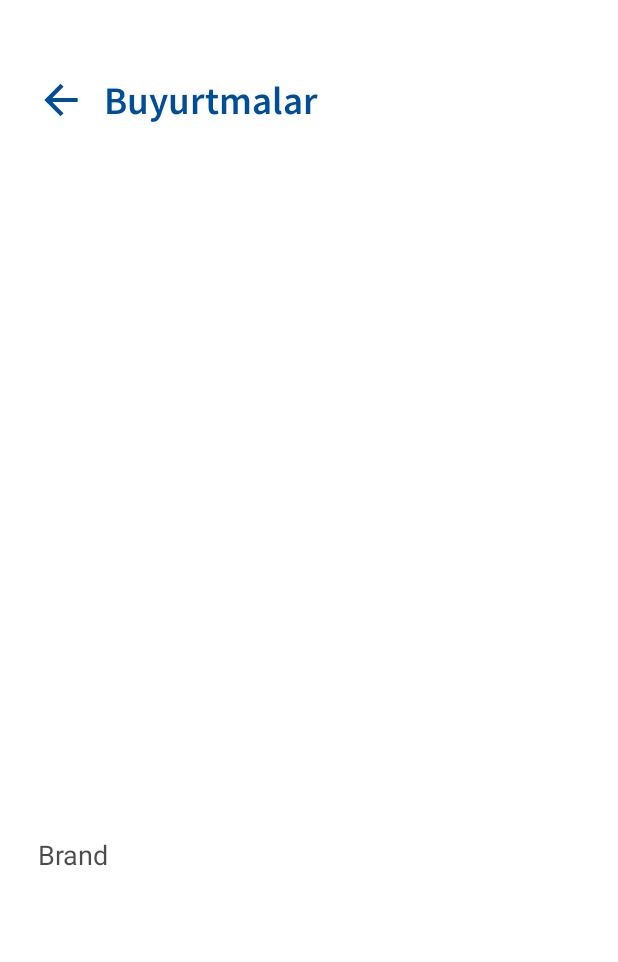
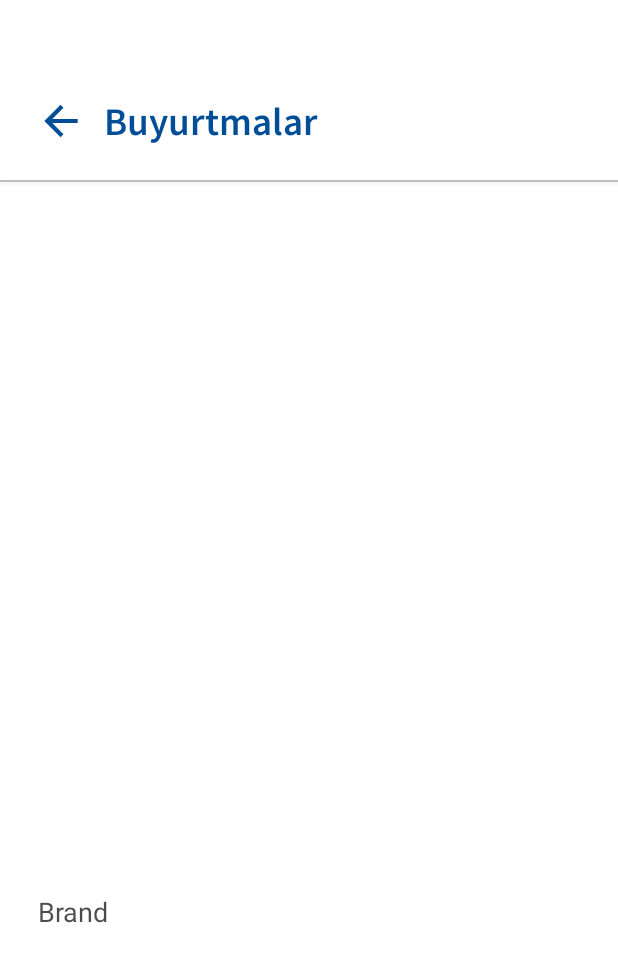
Before and after one commit to sarvarmasharipov72/BunyodOptomDriver, an Android app: the fragment BuyurtmalarFragment shown on its own in the app's theme, on a phone screen of 412 x 824 dp. Shown: the top 962 px of the screen. Run offline under Robolectric (Android 15) with nearby library versions, the phone set to English and light mode, and no system bars.

Commit message:
add toolbar

```diff
--- a/app/src/main/res/layout/fragment_buyurtmalar.xml
+++ b/app/src/main/res/layout/fragment_buyurtmalar.xml
@@ -5,27 +5,45 @@
     android:layout_width="match_parent"
     android:layout_height="match_parent"
     tools:context=".ui.buyurtmalar.BuyurtmalarFragment">
+   <LinearLayout
+       android:layout_width="match_parent"
+       android:layout_height="match_parent"
+       android:orientation="vertical">
+
+
+       <androidx.appcompat.widget.Toolbar
+           android:id="@+id/toolbar"
+           android:layout_width="match_parent"
+           android:layout_height="120dp"
+           android:background="@color/white"
+           android:elevation="3dp">
 
            <ImageButton
                android:id="@+id/imageButtonBuyurtma"
                android:layout_width="wrap_content"
                android:layout_height="wrap_content"
-        app:layout_constraintTop_toTopOf="parent"
+               android:layout_marginStart="24dp"
+               android:layout_marginTop="64dp"
+               android:background="@color/white"
+               android:src="@drawable/ic_buyurtma"
                app:layout_constraintStart_toStartOf="parent"
-        android:src="@drawable/ic_buyurtma"
-        android:background="@color/white"
-        android:layout_marginTop="50dp"
-        android:layout_marginStart="24dp"
-        />
+               app:layout_constraintTop_toTopOf="parent" />
+
            <TextView
+               style="@style/title_text"
                android:layout_width="wrap_content"
                android:layout_height="wrap_content"
-        app:layout_constraintTop_toTopOf="@id/imageButtonBuyurtma"
-        app:layout_constraintBottom_toBottomOf="@id/imageButtonBuyurtma"
-        app:layout_constraintStart_toEndOf="@id/imageButtonBuyurtma"
                android:layout_marginStart="12dp"
-        android:text="Buyurtmalar"
-        style="@style/title_text"/>
+               android:layout_marginTop="64dp"
+               android:text="@string/buyurtmalar" />
+
+       </androidx.appcompat.widget.Toolbar>
+
+       <View
+           android:layout_width="match_parent"
+           android:layout_height="1dp"
+           android:background="@color/lightGrey" />
+
        <ImageView
            android:id="@+id/imageBuyurtma"
            android:layout_width="match_parent"
@@ -80,4 +98,7 @@
            app:layout_constraintStart_toStartOf="parent"
            android:layout_marginTop="5dp"
            android:layout_marginStart="24dp"/>
+
+   </LinearLayout>
+
 </androidx.constraintlayout.widget.ConstraintLayout>
--- a/app/src/main/res/values/colors.xml
+++ b/app/src/main/res/values/colors.xml
@@ -9,5 +9,7 @@
     <color name="white">#FFFFFFFF</color>
     <color name="transparent">#00ECEBEB</color>
     <color name="span_blue">#0081FE</color>
+    <color name="colorPrimary">#0081FE</color>>
+    <color name="lightGrey">#CFCFCF</color>
 
 </resources>
--- a/app/src/main/res/values/strings.xml
+++ b/app/src/main/res/values/strings.xml
@@ -12,4 +12,5 @@
     <!-- TODO: Remove or change this placeholder text -->
     <string name="hello_blank_fragment">Hello blank fragment</string>
     <string name="kirish">Kirish</string>
+    <string name="buyurtmalar">Buyurtmalar</string>
 </resources>
--- a/build.gradle
+++ b/build.gradle
@@ -6,7 +6,7 @@ buildscript {
         maven { url 'https://jitpack.io' }
     }
     dependencies {
-        classpath "com.android.tools.build:gradle:7.0.3"
+        classpath 'com.android.tools.build:gradle:4.2.2'
         classpath "org.jetbrains.kotlin:kotlin-gradle-plugin:1.6.0"
         classpath "androidx.navigation:navigation-safe-args-gradle-plugin:2.4.0"
         // NOTE: Do not place your application dependencies here; they belong
```
Also changed, not shown: app/src/main/res/drawable/ic_frame.xml (added, +13 -0 lines), app/src/main/res/layout/fragment_home_sub.xml (+31 -11 lines). Lines whose indentation alone changed are shown as unchanged.
